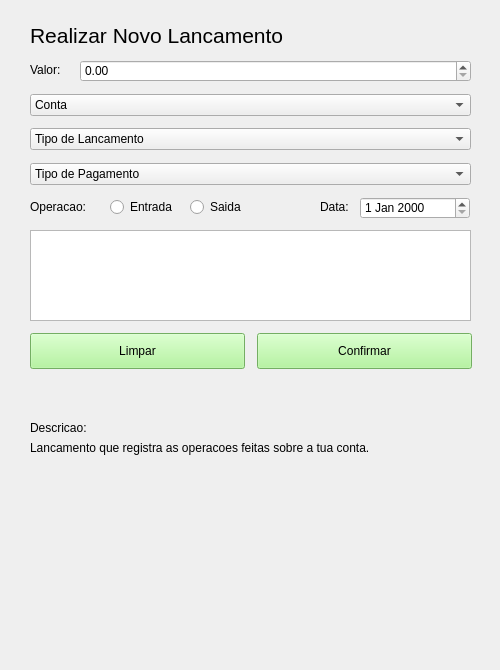
First picture: the form in VirtualWallet/src/vision/wnewrelease.ui, repository joaovicentesouto/INE5417, before the edit.
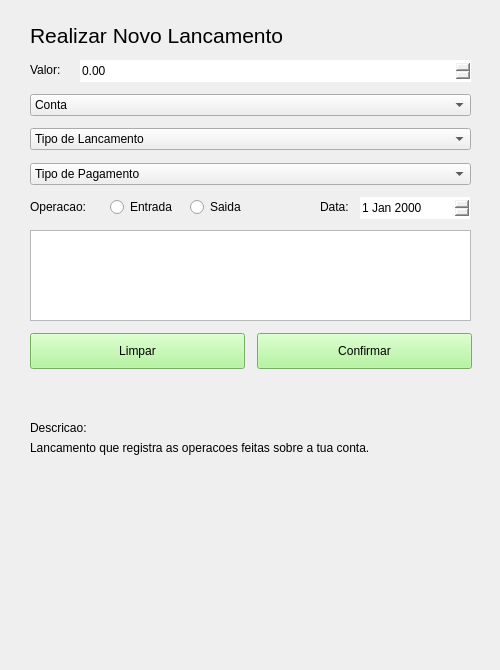
Second picture: the form after the edit. Icons and pictures are not drawn.

Diff of the .ui file:
```diff
--- a/VirtualWallet/src/vision/wnewrelease.ui
+++ b/VirtualWallet/src/vision/wnewrelease.ui
@@ -118,6 +118,13 @@
      <height>22</height>
     </rect>
    </property>
+   <property name="styleSheet">
+    <string notr="true">#ValueBox
+{
+	color: black;
+	border: none;
+}</string>
+   </property>
    <property name="maximum">
     <double>99999999999999995287335453651211007997446182781858083179085387749785952239205787068995699003416510776387310061494932420984963311567802202010637287727642443776.000000000000000</double>
    </property>
@@ -212,6 +219,12 @@
      <height>22</height>
     </rect>
    </property>
+   <property name="styleSheet">
+    <string notr="true">#DateEdit
+{
+	border: none;
+}</string>
+   </property>
   </widget>
   <widget class="QLabel" name="Date">
    <property name="geometry">
```
Left out of the diff: 16 changed lines with no effect on the pictures.
